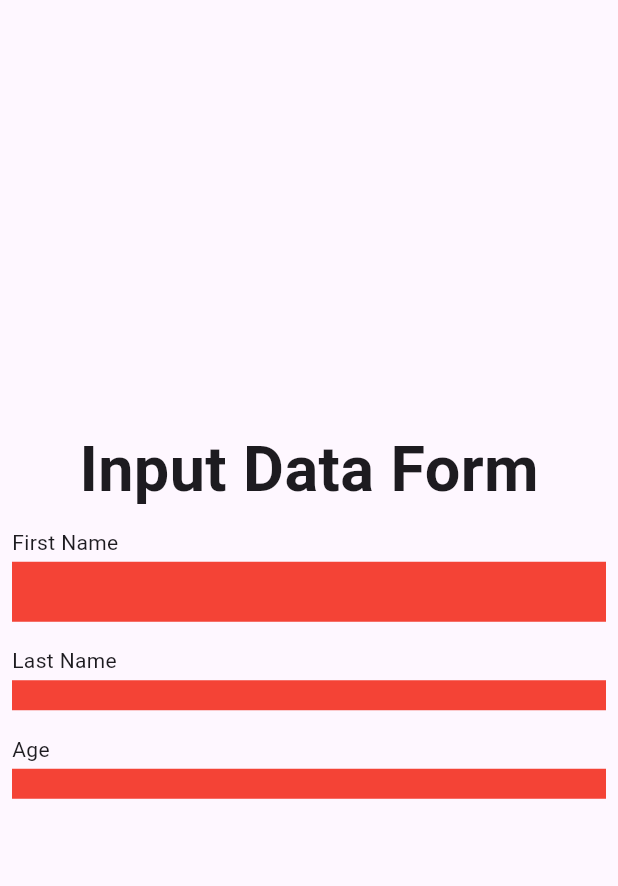
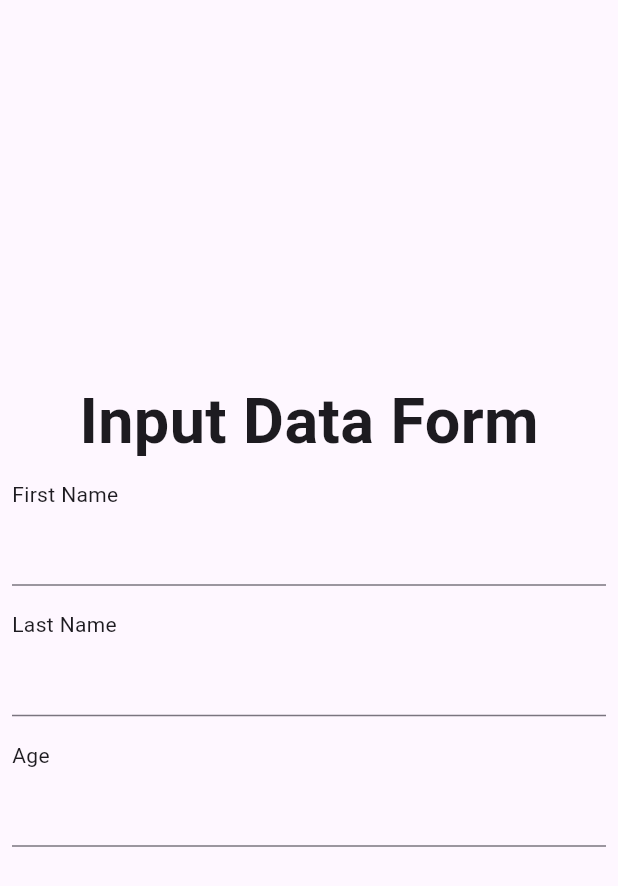
Before and after one commit to SahadRushdi/input_data_form, a Flutter app: the screen it shows after launch, on a phone screen of 412 x 824 dp. Shown: the top 886 px of the screen. Run offline on Flutter 3.47's test engine with Material 3 defaults, Android fonts, the phone set to English and light mode, and no system bars.

Commit message:
Completed Input Data Form.

```diff
--- a/lib/screens/input_form_screen.dart
+++ b/lib/screens/input_form_screen.dart
@@ -7,11 +7,11 @@ class InputFormScreen extends StatelessWidget {
 
   @override
   Widget build(BuildContext context) {
-    return Scaffold(
+    return const Scaffold(
       body: Column(
         mainAxisAlignment: MainAxisAlignment.center,
         children: [
-          const Text(
+          Text(
             "Input Data Form",
             style: TextStyle(
               fontSize: HEADER_TEXT_SIZE,
@@ -20,27 +20,15 @@ class InputFormScreen extends StatelessWidget {
           ),
           FormInputWidget(
             name: "First Name",
-            child: Container(
-              width: double.infinity,
-              height: 40,
-              color: Colors.red,
-            ),
+            child: TextField(),
           ),
           FormInputWidget(
             name: "Last Name",
-            child: Container(
-              width: double.infinity,
-              height: 20,
-              color: Colors.red,
-            ),
+            child: TextField(),
           ),
           FormInputWidget(
             name: "Age",
-            child: Container(
-              width: double.infinity,
-              height: 20,
-              color: Colors.red,
-            ),
+            child: TextField(),
           ),
         ],
       ),
```
